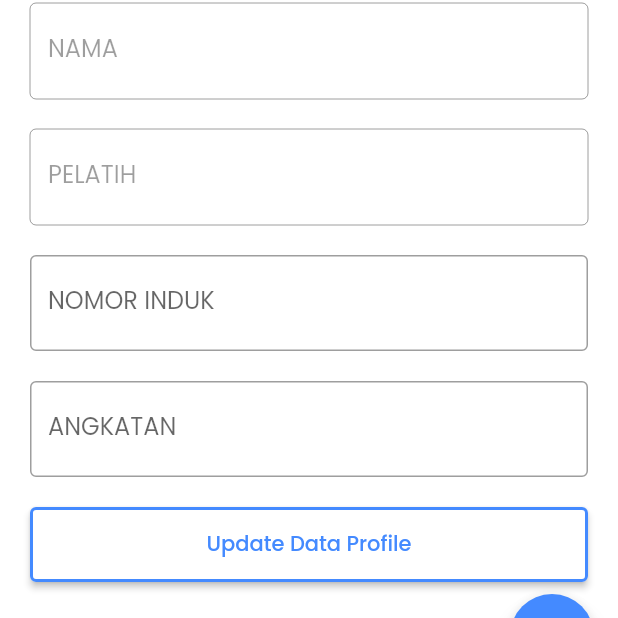
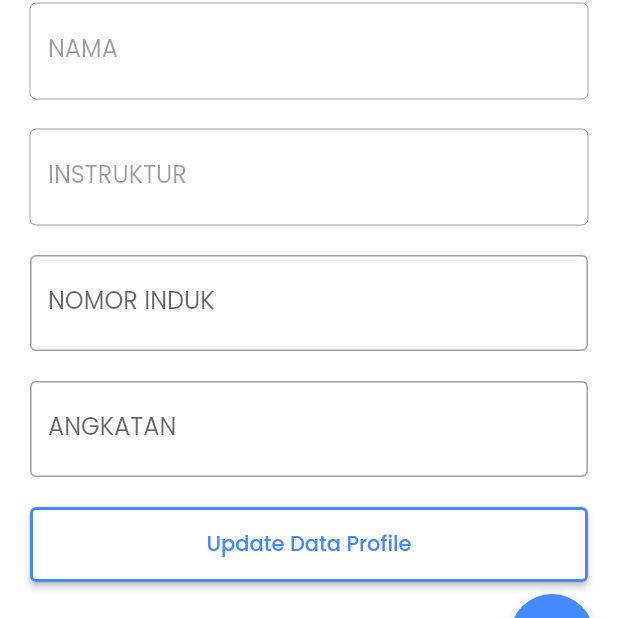
Before and after one commit to bellasoniadwi/Base_Flutter, a Flutter app: the Profile screen opened directly, scrolled down 142 dp, on a phone screen of 412 x 824 dp, the part 534-1152 px from its top. Run offline on Flutter 3.47's test engine with Material 2 defaults, Android fonts, the light colour scheme and no system bars; our stand-ins replace cloud_firestore, firebase_auth, firebase_core, firebase_storage, geolocator, image_picker and 2 more; missing offline and left inert: flutter_barcode_scanner; accounts and stored records are empty; network calls fail.

Commit message:
update nama field firebase

```diff
--- a/lib/materials/addStudent.dart
+++ b/lib/materials/addStudent.dart
@@ -212,6 +212,7 @@ class _AddStudent extends State<AddStudent> {
               const SizedBox(
                 height: 20.0,
               ),
+              if (_imagePath.isNotEmpty)
                 Center(
                   child: Container(
                     height: 350, // Atur sesuai kebutuhan
@@ -280,7 +281,7 @@ class _AddStudent extends State<AddStudent> {
                       "latitude": latitude,
                       "longitude": longitude,
                       "keterangan": keterangan,
-                      "pelatih": pelatih,
+                      "instruktur": pelatih,
                     });
                     _nameController.text = '';
                     _pelatihController.text = '';
--- a/lib/materials/profile.dart
+++ b/lib/materials/profile.dart
@@ -210,8 +210,8 @@ class _Profile extends State<Profile> {
                     controller: _pelatihController,
                     decoration: InputDecoration(
                       border: const OutlineInputBorder(),
-                      hintText: 'Masukkan Pelatih',
-                      labelText: 'PELATIH',
+                      hintText: 'Masukkan Instruktur',
+                      labelText: 'INSTRUKTUR',
                     ),
                     enabled: false,
                   ),
```
Lines whose indentation alone changed are shown as unchanged.
